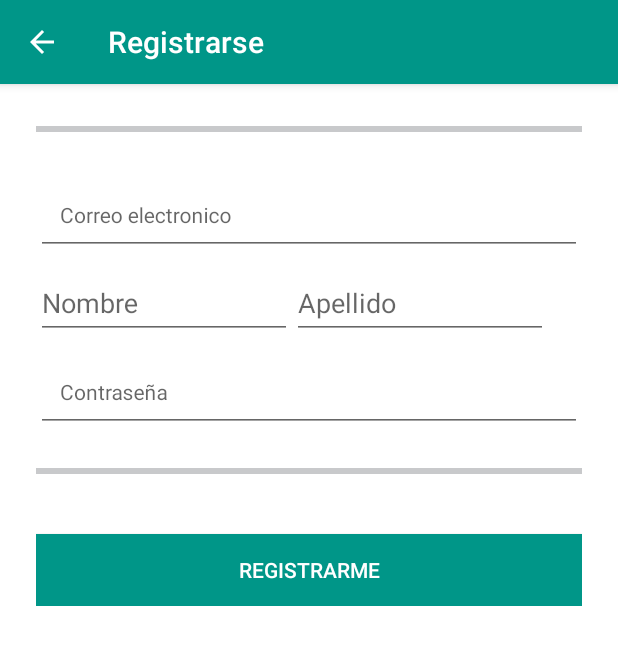
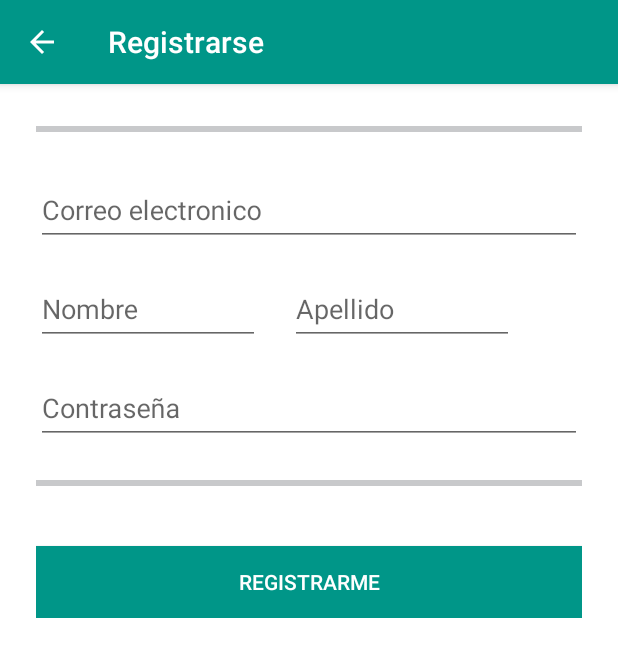
Before and after one commit to tutee/DiagonApp, an Android app: the RegisterActivity screen opened directly, with no data from a screen before it, on a phone screen of 412 x 824 dp. Shown: the top 657 px of the screen. Run offline under Robolectric (Android 15) with nearby library versions, the light colour scheme and no system bars; our stand-ins replace Volley.

Commit message:
26/12 layout register armonico, falta mostrar pass

```diff
--- a/app/src/main/res/layout/activity_register.xml
+++ b/app/src/main/res/layout/activity_register.xml
@@ -44,8 +44,7 @@
                     android:ems="10"
                     android:hint="Correo electronico"
                     android:inputType="textEmailAddress"
-                    android:padding="@dimen/edit_text_padding"
-                    android:textAppearance="?android:attr/textAppearanceSmall" />
+                    android:fontFamily="sans-serif"/>
 
             </android.support.design.widget.TextInputLayout>
 
@@ -53,22 +52,23 @@
 
                 android:layout_width="match_parent"
                 android:layout_height="wrap_content"
-                android:orientation="horizontal"
-                android:layout_centerVertical="true">
+                android:orientation="horizontal">
 
                 <android.support.design.widget.TextInputLayout
                     android:id="@+id/nombre_layout"
                     android:layout_width="wrap_content"
                     android:layout_height="wrap_content"
-                    android:layout_centerVertical="true"
+                    android:layout_marginRight="20dp"
+                    android:layout_marginTop="10dp"
                     >
 
                     <EditText
                         android:id="@+id/nombre_input"
                         android:layout_width="wrap_content"
                         android:layout_height="wrap_content"
-                        android:ems="8"
+                        android:ems="7"
                         android:hint="Nombre"
+                        android:fontFamily="sans-serif"
                         />
 
                 </android.support.design.widget.TextInputLayout>
@@ -77,16 +77,17 @@
                     android:id="@+id/apellido_layout"
                     android:layout_width="wrap_content"
                     android:layout_height="wrap_content"
-                    android:layout_centerVertical="true"
                     android:layout_toRightOf="@id/nombre_layout"
+                    android:layout_marginTop="10dp"
                     >
 
                     <EditText
                         android:id="@+id/apellido_input"
                         android:layout_width="wrap_content"
                         android:layout_height="wrap_content"
-                        android:ems="8"
+                        android:ems="7"
                         android:hint="Apellido"
+                        android:fontFamily="sans-serif"
                         />
 
                 </android.support.design.widget.TextInputLayout>
@@ -96,7 +97,8 @@
             <android.support.design.widget.TextInputLayout
                 android:id="@+id/contraseña_layout"
                 android:layout_width="match_parent"
-                android:layout_height="wrap_content">
+                android:layout_height="wrap_content"
+                android:layout_marginTop="10dp">
 
                 <EditText
                     android:id="@+id/contraseña_input"
@@ -104,11 +106,10 @@
                     android:layout_height="wrap_content"
                     android:layout_below="@+id/divider"
                     android:layout_centerHorizontal="true"
-                    android:ems="10"
+                    android:ems="7"
                     android:hint="Contraseña"
                     android:inputType="textPassword"
-                    android:padding="@dimen/edit_text_padding"
-                    android:textAppearance="?android:attr/textAppearanceSmall" />
+                    android:fontFamily="sans-serif" />
 
             </android.support.design.widget.TextInputLayout>
 
```
